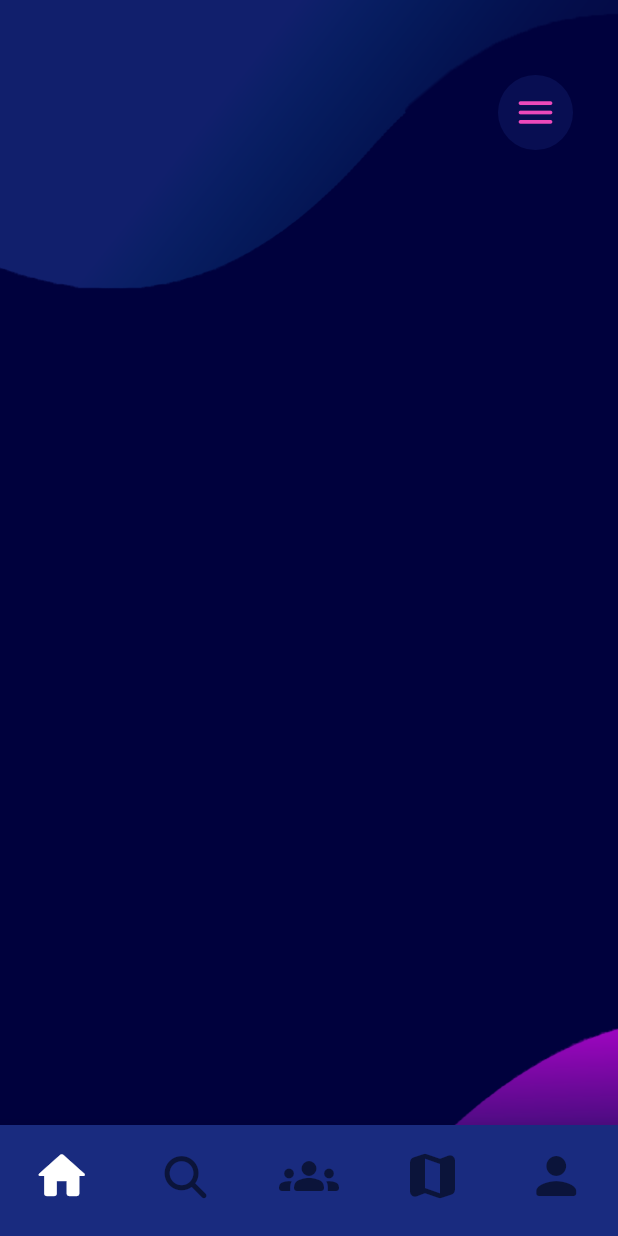
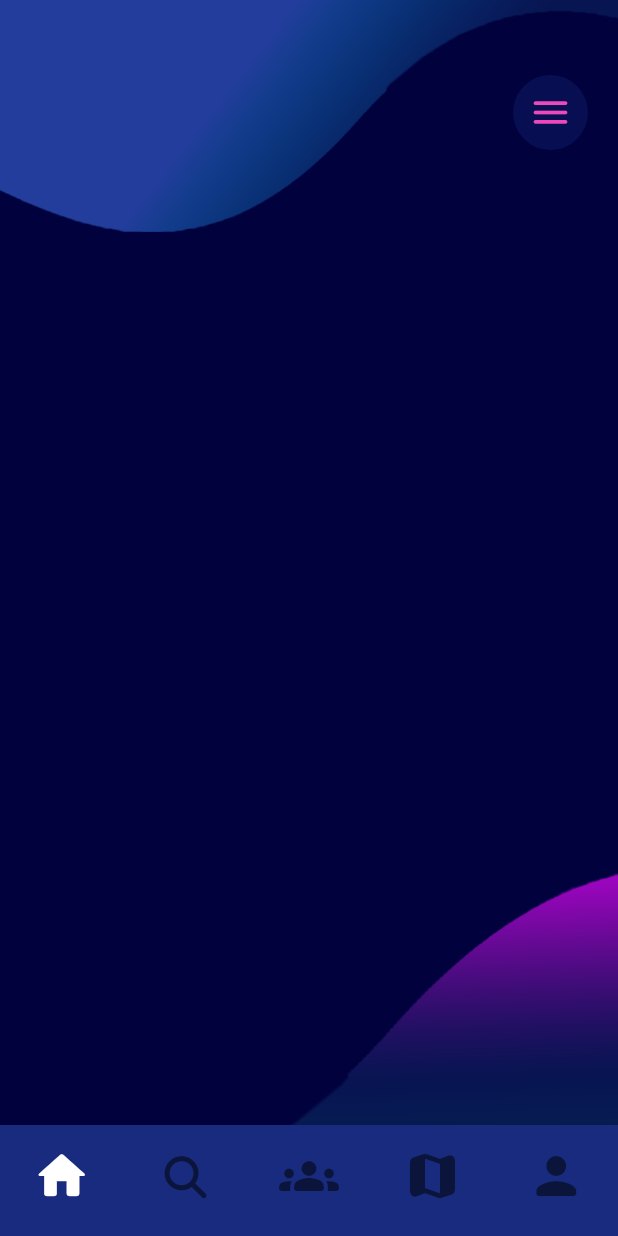
Before and after one commit to jopli11/eventfull_app, a Flutter app: the screen it shows once a user with an empty profile is signed in, on a phone screen of 412 x 824 dp. Run offline on Flutter 3.47's test engine with Material 3 defaults, Android fonts, the phone set to English and light mode, and no system bars; our stand-ins replace auto_size_text, cached_network_image, cloud_firestore, dropdown_button2, easy_debounce, equatable and 23 more; missing offline and left inert: flutter_facebook_auth, flutter_google_places, google_api_headers, google_maps_webservice, json_path, mapbox_search and 2 more; accounts and stored records are empty; project files that could hold a hidden picture were left out.

Commit message:
Refactor home feed widget layout

```diff
--- a/lib/pages/nav_bar/home_feed/home_feed_widget.dart
+++ b/lib/pages/nav_bar/home_feed/home_feed_widget.dart
@@ -133,19 +133,30 @@ class _HomeFeedWidgetState extends State<HomeFeedWidget> {
   }
 
   Widget _buildContent(BuildContext context) {
-    return Container(
-      decoration: const BoxDecoration(),
-      child: Stack(
+    return Stack(
       children: [
-          SingleChildScrollView(
-            child: Column(
-              mainAxisSize: MainAxisSize.max,
-              children: [
+        Container(
+          decoration: const BoxDecoration(
+            image: DecorationImage(
+              fit: BoxFit.cover,
+              image: AssetImage('assets/images/event_feed_bg.png'),
+            ),
+          ),
+          width: MediaQuery.of(context).size.width,
+          height: MediaQuery.of(context).size.height,
+        ),
+        Container(
+          decoration: const BoxDecoration(
+            image: DecorationImage(
+              fit: BoxFit.cover,
+              image: AssetImage('assets/images/Untitled-2_bg.png'),
+            ),
+          ),
+          width: MediaQuery.of(context).size.width,
+          height: MediaQuery.of(context).size.height,
+        ),
         Padding(
-                  padding:
-                      const EdgeInsetsDirectional.fromSTEB(0.0, 20.0, 0.0, 0.0),
-                  child: Container(
-                    decoration: const BoxDecoration(),
+          padding: const EdgeInsets.fromLTRB(15.0, 20.0, 15.0, 0.0),
           child: StreamBuilder<List<EventsRecord>>(
             stream: queryEventsRecord(
               queryBuilder: (eventsRecord) => eventsRecord.where(
@@ -162,24 +173,10 @@ class _HomeFeedWidgetState extends State<HomeFeedWidget> {
             },
           ),
         ),
-                ),
-              ],
-            ),
-          ),
         Align(
-            alignment: const AlignmentDirectional(0.0, 0.0),
+          alignment: Alignment.topRight,
           child: Padding(
-              padding:
-                  const EdgeInsetsDirectional.fromSTEB(15.0, 0.0, 15.0, 0.0),
-              child: Row(
-                mainAxisSize: MainAxisSize.max,
-                mainAxisAlignment: MainAxisAlignment.end,
-                children: [
-                  Align(
-                    alignment: const AlignmentDirectional(1.0, -1.0),
-                    child: Padding(
-                      padding: const EdgeInsetsDirectional.fromSTEB(
-                          15.0, 50.0, 15.0, 0.0),
+            padding: const EdgeInsets.fromLTRB(0.0, 50.0, 20.0, 0.0), // Adjust top padding here
             child: FlutterFlowIconButton(
               borderRadius: 100.0,
               borderWidth: 1.0,
@@ -197,11 +194,6 @@ class _HomeFeedWidgetState extends State<HomeFeedWidget> {
           ),
         ),
       ],
-              ),
-            ),
-          ),
-        ],
-      ),
     );
   }
 
```
Also changed, not shown: 1 other file. Lines whose indentation alone changed are shown as unchanged.
